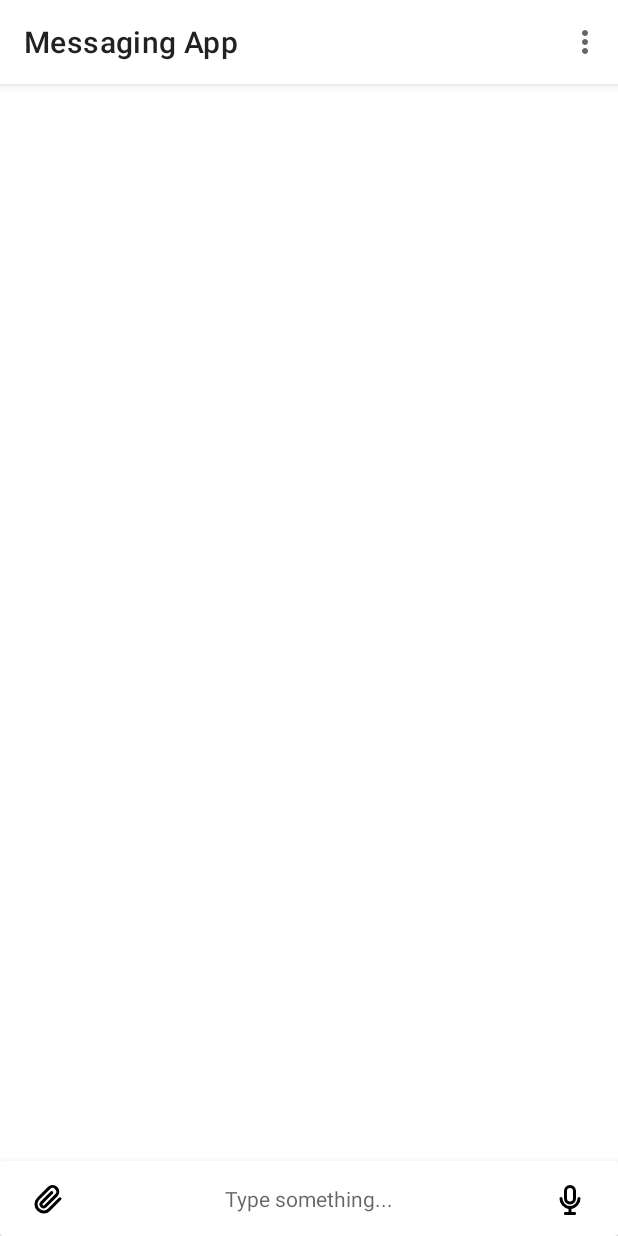
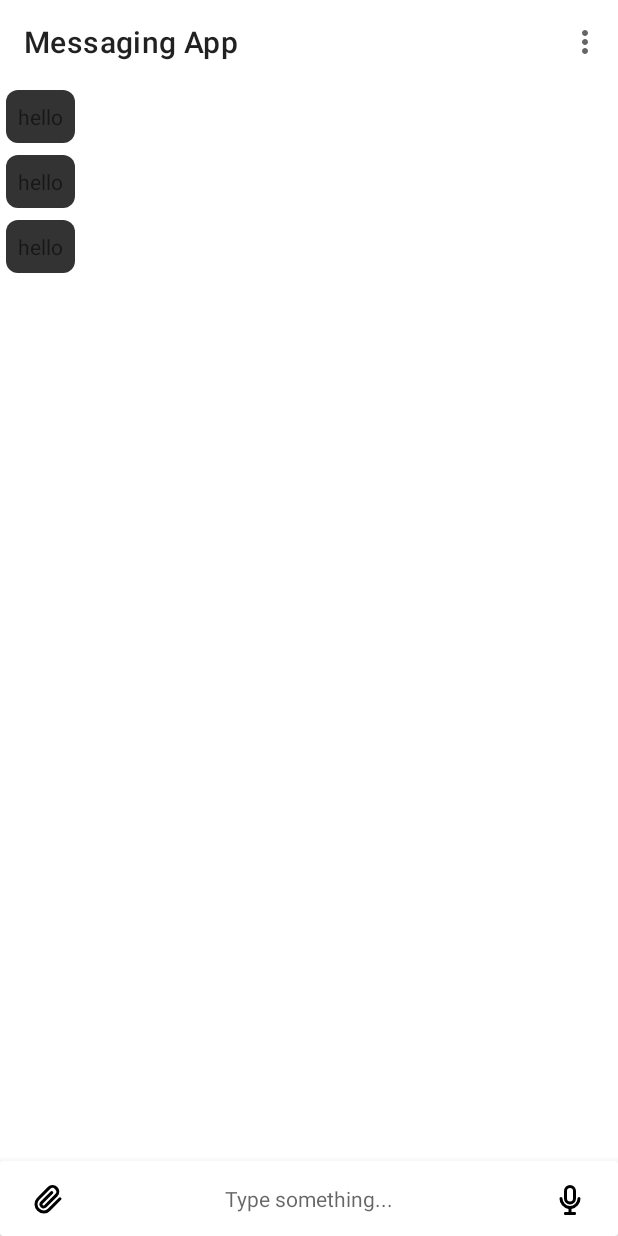
Before and after one commit to qubictech/android_telegram_redesign, an Android app: the layout activity_chat.xml on its own in the app's theme, with its tools: preview values and no code run, on a phone screen of 412 x 824 dp. Run offline under Robolectric (Android 15) with nearby library versions, the phone set to English and light mode, and no system bars.

Commit message:
optional menu icon visibility for chat activity

```diff
--- a/app/src/main/java/com/tarms/bd/messagingapp/main/ChatActivity.kt
+++ b/app/src/main/java/com/tarms/bd/messagingapp/main/ChatActivity.kt
@@ -4,6 +4,7 @@ import android.os.Bundle
 import android.view.Menu
 import android.view.MenuItem
 import androidx.appcompat.app.AppCompatActivity
+import androidx.appcompat.view.menu.MenuBuilder
 import androidx.appcompat.widget.Toolbar
 import androidx.recyclerview.widget.RecyclerView
 import com.tarms.bd.messagingapp.R
@@ -33,6 +34,10 @@ class ChatActivity : AppCompatActivity() {
 
     override fun onCreateOptionsMenu(menu: Menu?): Boolean {
         menuInflater.inflate(R.menu.chat, menu)
+
+        if (menu is MenuBuilder) {
+            menu.setOptionalIconsVisible(true)
+        }
         return super.onCreateOptionsMenu(menu)
     }
 
--- a/app/src/main/res/layout/activity_chat.xml
+++ b/app/src/main/res/layout/activity_chat.xml
@@ -8,6 +8,7 @@
 
     <com.google.android.material.appbar.AppBarLayout
         android:layout_width="match_parent"
+        app:liftOnScroll="true"
         android:layout_height="wrap_content">
 
         <androidx.appcompat.widget.Toolbar
@@ -24,6 +25,7 @@
     <androidx.recyclerview.widget.RecyclerView
         android:layout_width="match_parent"
         android:layout_height="match_parent"
+        tools:listitem="@layout/chat_item_left"
         android:id="@+id/chats"
         android:layout_marginBottom="110dp"
         app:layout_behavior="com.google.android.material.appbar.AppBarLayout$ScrollingViewBehavior" />
```
